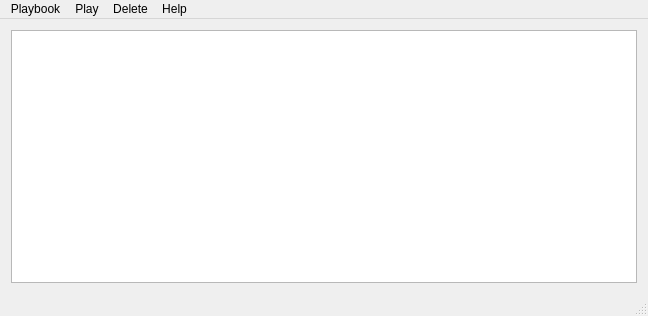
First picture: the form in src/dialogs/mainDialog.ui, repository obraunsdorf/playbook-creator, before the edit.
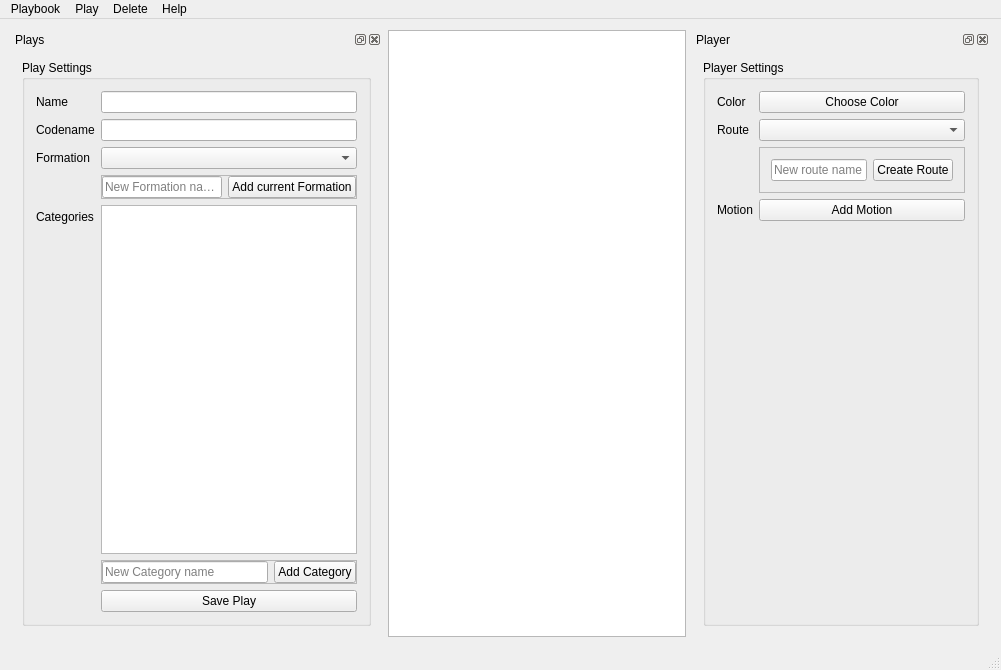
Second picture: the form after the edit.

Commit message: put QDockWidgets in the main window (inspired by @zapfdk)

Diff of the .ui file:
```diff
--- a/src/dialogs/mainDialog.ui
+++ b/src/dialogs/mainDialog.ui
@@ -9,8 +9,8 @@
    <rect>
     <x>0</x>
     <y>0</y>
-    <width>648</width>
-    <height>316</height>
+    <width>1001</width>
+    <height>670</height>
    </rect>
   </property>
   <property name="windowTitle">
@@ -23,10 +23,265 @@
      <height>0</height>
     </size>
    </property>
-   <layout class="QHBoxLayout" name="horizontalLayout">
-    <item>
+   <layout class="QGridLayout" name="gridLayout_2">
+    <item row="0" column="1">
      <widget class="QGraphicsView" name="graphicsView"/>
     </item>
+    <item row="0" column="3">
+     <widget class="QDockWidget" name="playerDock">
+      <property name="sizePolicy">
+       <sizepolicy hsizetype="Expanding" vsizetype="Expanding">
+        <horstretch>0</horstretch>
+        <verstretch>0</verstretch>
+       </sizepolicy>
+      </property>
+      <property name="minimumSize">
+       <size>
+        <width>298</width>
+        <height>590</height>
+       </size>
+      </property>
+      <property name="maximumSize">
+       <size>
+        <width>298</width>
+        <height>524287</height>
+       </size>
+      </property>
+      <property name="windowTitle">
+       <string>Player</string>
+      </property>
+      <widget class="QWidget" name="dockWidgetContents_2">
+       <layout class="QGridLayout" name="gridLayout">
+        <item row="0" column="0">
+         <widget class="QGroupBox" name="playerSettings">
+          <property name="title">
+           <string>Player Settings</string>
+          </property>
+          <layout class="QFormLayout" name="formLayout_4">
+           <item row="0" column="0">
+            <widget class="QLabel" name="colorLabel">
+             <property name="text">
+              <string>Color</string>
+             </property>
+            </widget>
+           </item>
+           <item row="0" column="1">
+            <widget class="QPushButton" name="colorButton">
+             <property name="text">
+              <string>Choose Color</string>
+             </property>
+            </widget>
+           </item>
+           <item row="1" column="0">
+            <widget class="QLabel" name="routeLabel">
+             <property name="text">
+              <string>Route</string>
+             </property>
+            </widget>
+           </item>
+           <item row="1" column="1">
+            <widget class="QComboBox" name="routeBox"/>
+           </item>
+           <item row="2" column="1">
+            <widget class="QFrame" name="frame">
+             <property name="frameShape">
+              <enum>QFrame::StyledPanel</enum>
+             </property>
+             <property name="frameShadow">
+              <enum>QFrame::Raised</enum>
+             </property>
+             <layout class="QHBoxLayout" name="horizontalLayout">
+              <item>
+               <widget class="QLineEdit" name="lineEdit_2">
+                <property name="placeholderText">
+                 <string>New route name</string>
+                </property>
+               </widget>
+              </item>
+              <item>
+               <widget class="QPushButton" name="routeCreateButton">
+                <property name="text">
+                 <string>Create Route</string>
+                </property>
+               </widget>
+              </item>
+             </layout>
+            </widget>
+           </item>
+           <item row="3" column="0">
+            <widget class="QLabel" name="motionLabel">
+             <property name="text">
+              <string>Motion</string>
+             </property>
+            </widget>
+           </item>
+           <item row="3" column="1">
+            <widget class="QPushButton" name="motionAddButton">
+             <property name="text">
+              <string>Add Motion</string>
+             </property>
+            </widget>
+           </item>
+          </layout>
+         </widget>
+        </item>
+       </layout>
+      </widget>
+     </widget>
+    </item>
+    <item row="0" column="0">
+     <widget class="QDockWidget" name="playDock">
+      <property name="maximumSize">
+       <size>
+        <width>381</width>
+        <height>524287</height>
+       </size>
+      </property>
+      <property name="windowTitle">
+       <string>Plays</string>
+      </property>
+      <widget class="QWidget" name="dockWidgetContents_3">
+       <layout class="QVBoxLayout" name="verticalLayout_2">
+        <item>
+         <widget class="QGroupBox" name="playSettings">
+          <property name="title">
+           <string>Play Settings</string>
+          </property>
+          <layout class="QVBoxLayout" name="verticalLayout_6">
+           <item>
+            <layout class="QFormLayout" name="playSettingsForm">
+             <item row="0" column="0">
+              <widget class="QLabel" name="playNameLabel">
+               <property name="text">
+                <string>Name</string>
+               </property>
+              </widget>
+             </item>
+             <item row="0" column="1">
+              <widget class="QLineEdit" name="playNameEdit"/>
+             </item>
+             <item row="1" column="0">
+              <widget class="QLabel" name="playShortNameLabel">
+               <property name="text">
+                <string>Codename</string>
+               </property>
+              </widget>
+             </item>
+             <item row="1" column="1">
+              <widget class="QLineEdit" name="playShortNameEdit"/>
+             </item>
+             <item row="2" column="0">
+              <widget class="QLabel" name="formationLabel">
+               <property name="text">
+                <string>Formation</string>
+               </property>
+              </widget>
+             </item>
+             <item row="2" column="1">
+              <widget class="QComboBox" name="formationBox"/>
+             </item>
+             <item row="4" column="1">
+              <widget class="QListWidget" name="categoryList"/>
+             </item>
+             <item row="6" column="1">
+              <widget class="QPushButton" name="savePlayButton">
+               <property name="text">
+                <string>Save Play</string>
+               </property>
+              </widget>
+             </item>
+             <item row="5" column="1">
+              <widget class="QFrame" name="frame_4">
+               <property name="frameShape">
+                <enum>QFrame::StyledPanel</enum>
+               </property>
+               <property name="frameShadow">
+                <enum>QFrame::Raised</enum>
+               </property>
+               <layout class="QHBoxLayout" name="horizontalLayout_5">
+                <property name="leftMargin">
+                 <number>0</number>
+                </property>
+                <property name="topMargin">
+                 <number>0</number>
+                </property>
+                <property name="rightMargin">
+                 <number>0</number>
+                </property>
+                <property name="bottomMargin">
+                 <number>0</number>
+                </property>
+                <item>
+                 <widget class="QLineEdit" name="categoryEdit">
+                  <property name="placeholderText">
+                   <string>New Category name</string>
+                  </property>
+                 </widget>
+                </item>
+                <item>
+                 <widget class="QPushButton" name="categoryAddButton">
+                  <property name="text">
+                   <string>Add Category</string>
+                  </property>
+                 </widget>
+                </item>
+               </layout>
+              </widget>
+             </item>
+             <item row="3" column="1">
+              <widget class="QFrame" name="frame_5">
+               <property name="frameShape">
+                <enum>QFrame::StyledPanel</enum>
+               </property>
+               <property name="frameShadow">
+                <enum>QFrame::Raised</enum>
+               </property>
+               <layout class="QHBoxLayout" name="horizontalLayout_6">
+                <property name="leftMargin">
+                 <number>0</number>
+                </property>
+                <property name="topMargin">
+                 <number>0</number>
+                </property>
+                <property name="rightMargin">
+                 <number>0</number>
+                </property>
+                <property name="bottomMargin">
+                 <number>0</number>
+                </property>
+                <item>
+                 <widget class="QLineEdit" name="formationEdit">
+                  <property name="placeholderText">
+                   <string>New Formation name</string>
+                  </property>
+                 </widget>
+                </item>
+                <item>
+                 <widget class="QPushButton" name="formationAddButton">
+                  <property name="text">
+                   <string>Add current Formation</string>
+                  </property>
+                 </widget>
+                </item>
+               </layout>
+              </widget>
+             </item>
+             <item row="4" column="0">
+              <widget class="QLabel" name="categoryLabel">
+               <property name="text">
+                <string>Categories</string>
+               </property>
+              </widget>
+             </item>
+            </layout>
+           </item>
+          </layout>
+         </widget>
+        </item>
+       </layout>
+      </widget>
+     </widget>
+    </item>
    </layout>
   </widget>
   <widget class="QMenuBar" name="menuBar">
@@ -34,7 +289,7 @@
     <rect>
      <x>0</x>
      <y>0</y>
-     <width>648</width>
+     <width>1001</width>
      <height>20</height>
     </rect>
    </property>
```
Left out of the diff: 3 changed lines with no effect on the pictures.
